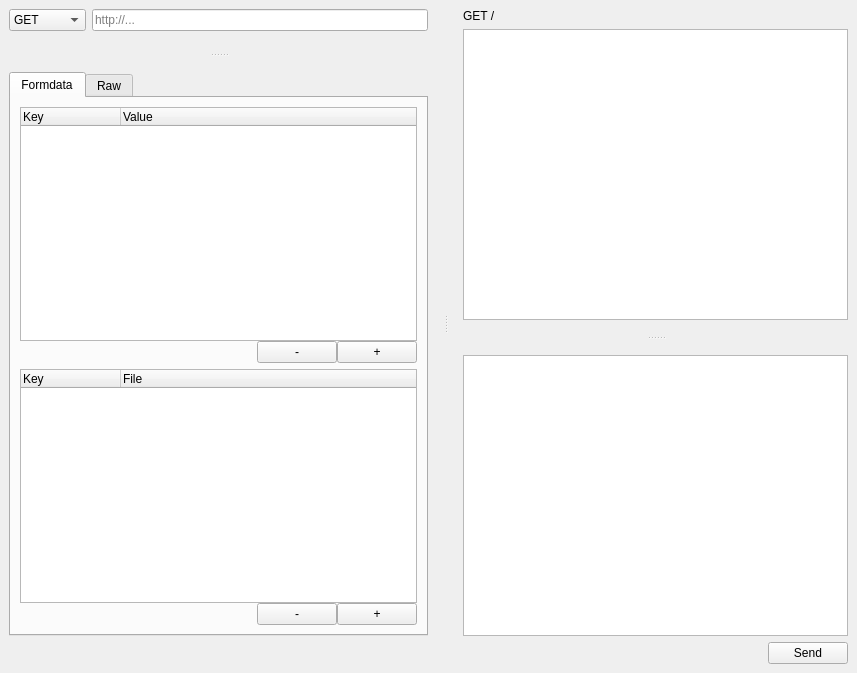
Old version of the form src/gui/MainWindow/MainWindow.ui in the repository 5l1v3r1/GetIt.
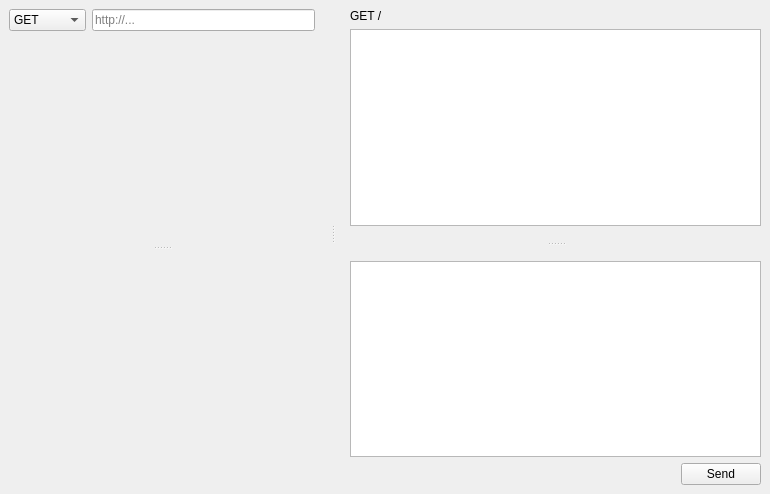
New version of the form.

Commit message: Refactor MainWindow to move BodyWidget to own class

What changed in the file:
```diff
--- a/src/gui/MainWindow/MainWindow.ui
+++ b/src/gui/MainWindow/MainWindow.ui
@@ -6,15 +6,15 @@
    <rect>
     <x>0</x>
     <y>0</y>
-    <width>857</width>
-    <height>673</height>
+    <width>770</width>
+    <height>494</height>
    </rect>
   </property>
   <property name="windowTitle">
    <string>GetIt</string>
   </property>
   <widget class="QWidget" name="centralwidget">
-   <layout class="QVBoxLayout" name="verticalLayout_4">
+   <layout class="QVBoxLayout" name="verticalLayout_2">
     <item>
      <widget class="QSplitter" name="splitter_2">
       <property name="orientation">
@@ -24,7 +24,7 @@
        <number>35</number>
       </property>
       <widget class="QWidget" name="">
-       <layout class="QVBoxLayout" name="verticalLayout_2">
+       <layout class="QVBoxLayout" name="verticalLayout">
         <item>
          <layout class="QHBoxLayout" name="horizontalLayout">
           <item>
@@ -86,196 +86,8 @@
           <widget class="QWidget" name="gridLayoutWidget">
            <layout class="QGridLayout" name="requestInfoWidget"/>
           </widget>
-          <widget class="QTabWidget" name="tabpagesBody">
-           <property name="currentIndex">
-            <number>0</number>
-           </property>
-           <widget class="QWidget" name="bodyFormdata">
-            <attribute name="title">
-             <string>Formdata</string>
-            </attribute>
-            <layout class="QVBoxLayout" name="verticalLayout_3">
-             <item>
-              <layout class="QVBoxLayout" name="layoutFormdata">
-               <property name="spacing">
-                <number>0</number>
-               </property>
-               <item>
-                <widget class="QTreeWidget" name="treeBodyFormdata">
-                 <property name="tabKeyNavigation">
-                  <bool>true</bool>
-                 </property>
-                 <property name="alternatingRowColors">
-                  <bool>true</bool>
-                 </property>
-                 <property name="rootIsDecorated">
-                  <bool>true</bool>
-                 </property>
-                 <property name="uniformRowHeights">
-                  <bool>true</bool>
-                 </property>
-                 <property name="sortingEnabled">
-                  <bool>false</bool>
-                 </property>
-                 <property name="animated">
-                  <bool>true</bool>
-                 </property>
-                 <property name="allColumnsShowFocus">
-                  <bool>true</bool>
-                 </property>
-                 <attribute name="headerMinimumSectionSize">
-                  <number>19</number>
-                 </attribute>
-                 <column>
-                  <property name="text">
-                   <string>Key</string>
-                  </property>
-                 </column>
-                 <column>
-                  <property name="text">
-                   <string>Value</string>
-                  </property>
-                 </column>
-                </widget>
-               </item>
-               <item>
-                <layout class="QHBoxLayout" name="layoutFormdataButtons">
-                 <property name="spacing">
-                  <number>0</number>
-                 </property>
-                 <item>
-                  <spacer name="spacerFormdataButtons">
-                   <property name="orientation">
-                    <enum>Qt::Horizontal</enum>
-                   </property>
-                   <property name="sizeHint" stdset="0">
-                    <size>
-                     <width>40</width>
-                     <height>20</height>
-                    </size>
-                   </property>
-                  </spacer>
-                 </item>
-                 <item>
-                  <widget class="QPushButton" name="btnRemoveFormdata">
-                   <property name="text">
-                    <string>-</string>
-                   </property>
-                  </widget>
-                 </item>
-                 <item>
-                  <widget class="QPushButton" name="btnAddFormdata">
-                   <property name="text">
-                    <string>+</string>
-                   </property>
-                  </widget>
-                 </item>
-                </layout>
-               </item>
-              </layout>
-             </item>
-             <item>
-              <layout class="QVBoxLayout" name="layoutFormdataFiles">
-               <property name="spacing">
-                <number>0</number>
-               </property>
-               <item>
-                <widget class="QTreeWidget" name="treeBodyFormdataFiles">
-                 <property name="tabKeyNavigation">
-                  <bool>true</bool>
-                 </property>
-                 <property name="alternatingRowColors">
-                  <bool>true</bool>
-                 </property>
-                 <property name="rootIsDecorated">
-                  <bool>true</bool>
-                 </property>
-                 <property name="uniformRowHeights">
-                  <bool>true</bool>
-                 </property>
-                 <property name="sortingEnabled">
-                  <bool>false</bool>
-                 </property>
-                 <property name="animated">
-                  <bool>true</bool>
-                 </property>
-                 <property name="allColumnsShowFocus">
-                  <bool>true</bool>
-                 </property>
-                 <attribute name="headerMinimumSectionSize">
-                  <number>19</number>
-                 </attribute>
-                 <column>
-                  <property name="text">
-                   <string>Key</string>
-                  </property>
-                 </column>
-                 <column>
-                  <property name="text">
-                   <string>File</string>
-                  </property>
-                 </column>
-                </widget>
-               </item>
-               <item>
-                <layout class="QHBoxLayout" name="layoutFormdataFilesButtons">
-                 <property name="spacing">
-                  <number>0</number>
-                 </property>
-                 <item>
-                  <spacer name="spacerFormdataFIlesButtons">
-                   <property name="orientation">
-                    <enum>Qt::Horizontal</enum>
-                   </property>
-                   <property name="sizeHint" stdset="0">
-                    <size>
-                     <width>40</width>
-                     <height>20</height>
-                    </size>
-                   </property>
-                  </spacer>
-                 </item>
-                 <item>
-                  <widget class="QPushButton" name="btnRemoveFormdataFile">
-                   <property name="text">
-                    <string>-</string>
-                   </property>
-                  </widget>
-                 </item>
-                 <item>
-                  <widget class="QPushButton" name="btnAddFormdataFile">
-                   <property name="text">
-                    <string>+</string>
-                   </property>
-                  </widget>
-                 </item>
-                </layout>
-               </item>
-              </layout>
-             </item>
-            </layout>
-           </widget>
-           <widget class="QWidget" name="bodyRaw">
-            <attribute name="title">
-             <string>Raw</string>
-            </attribute>
-            <layout class="QVBoxLayout" name="verticalLayout">
-             <item>
-              <widget class="QLineEdit" name="textContentType">
-               <property name="placeholderText">
-                <string>Content-Type</string>
-               </property>
-              </widget>
-             </item>
-             <item>
-              <widget class="QPlainTextEdit" name="textBodyRaw">
-               <property name="placeholderText">
-                <string>Body</string>
-               </property>
-              </widget>
-             </item>
-            </layout>
-           </widget>
+          <widget class="QWidget" name="gridLayoutWidget_2">
+           <layout class="QGridLayout" name="bodyWidget"/>
           </widget>
          </widget>
         </item>
```
Left out of the diff: 2 changed lines with no effect on the pictures. The commit also changes 7 other files.
